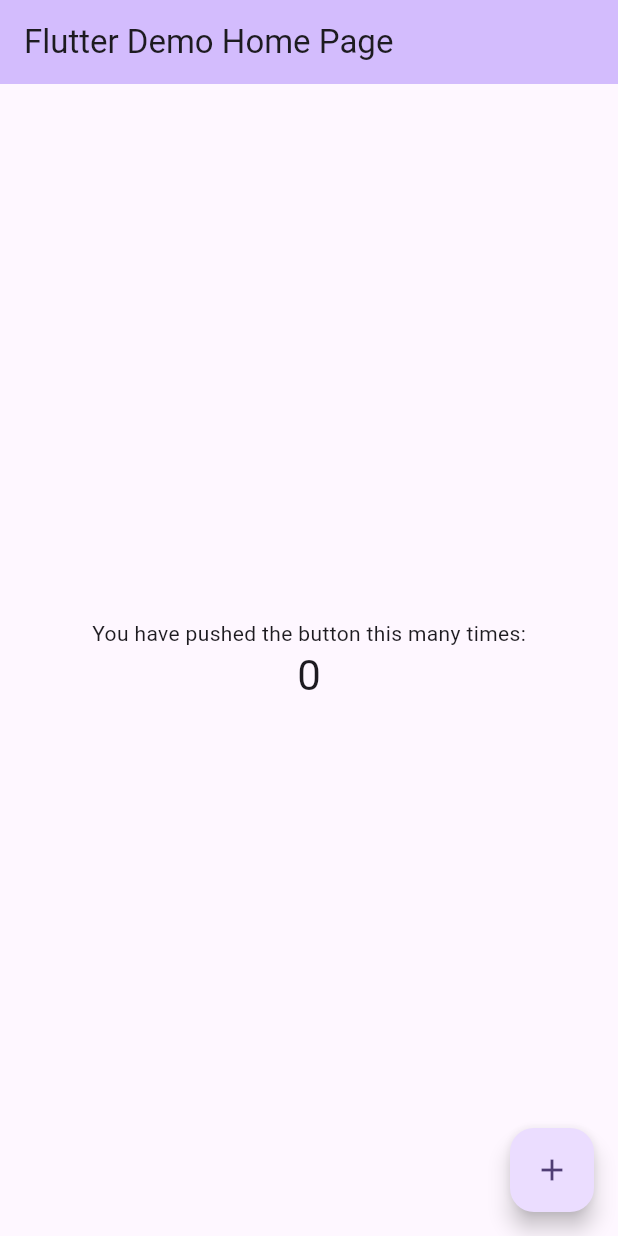
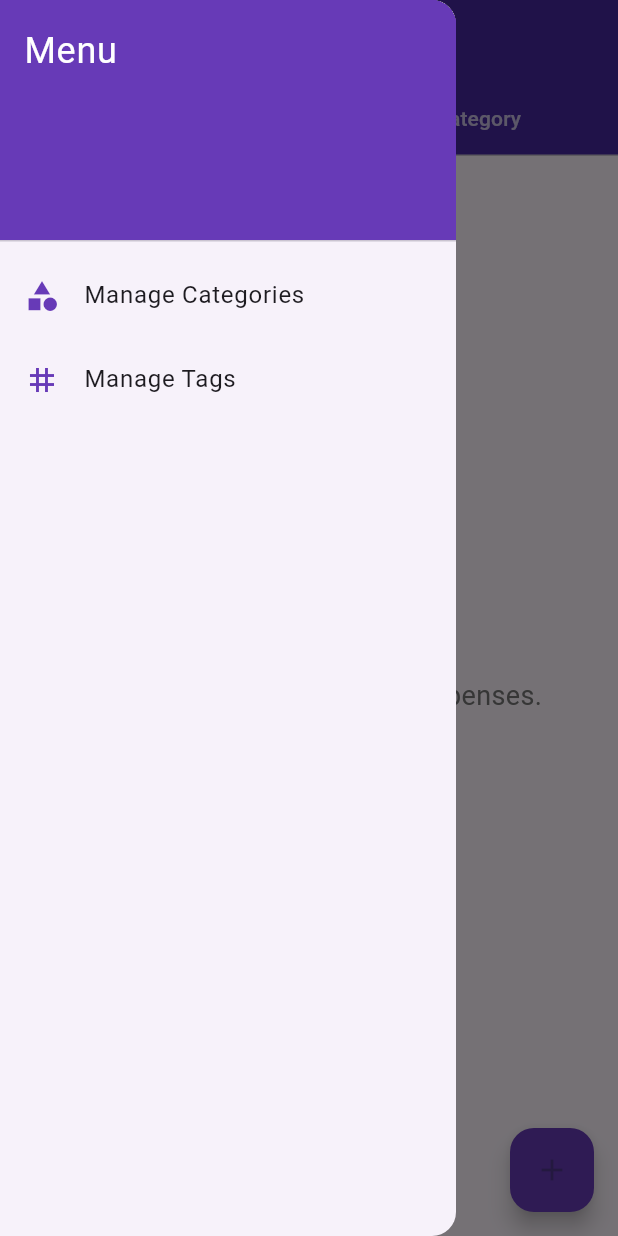
Before and after one commit to RSSerna/IBMExpenseManager, a Flutter app: the screen it shows after launch, with the side drawer open (before the commit the screen has no drawer), on a phone screen of 412 x 824 dp. Run offline on Flutter 3.47's test engine with Material 3 defaults, Android fonts, the phone set to English and light mode, and no system bars; our stand-ins replace localstorage.

Commit message:
Add Changes

```diff
--- a/lib/main.dart
+++ b/lib/main.dart
@@ -1,125 +1,42 @@
+import 'package:expense_manager/provider/expense_provider.dart';
+import 'package:expense_manager/screens/category_managment_screen.dart';
+import 'package:expense_manager/screens/home_screen.dart';
+import 'package:expense_manager/screens/tag_managment_screen.dart';
 import 'package:flutter/material.dart';
+import 'package:localstorage/localstorage.dart';
+import 'package:provider/provider.dart';
 
-void main() {
-  runApp(const MyApp());
+Future<void> main() async {
+  WidgetsFlutterBinding.ensureInitialized();
+  await initLocalStorage();
+
+  runApp(MyApp(localStorage: localStorage));
 }
 
 class MyApp extends StatelessWidget {
-  const MyApp({super.key});
+  final LocalStorage localStorage;
 
-  // This widget is the root of your application.
+  const MyApp({super.key, required this.localStorage});
+
   @override
   Widget build(BuildContext context) {
-    return MaterialApp(
-      title: 'Flutter Demo',
-      theme: ThemeData(
-        // This is the theme of your application.
-        //
-        // TRY THIS: Try running your application with "flutter run". You'll see
-        // the application has a purple toolbar. Then, without quitting the app,
-        // try changing the seedColor in the colorScheme below to Colors.green
-        // and then invoke "hot reload" (save your changes or press the "hot
-        // reload" button in a Flutter-supported IDE, or press "r" if you used
-        // the command line to start the app).
-        //
-        // Notice that the counter didn't reset back to zero; the application
-        // state is not lost during the reload. To reset the state, use hot
-        // restart instead.
-        //
-        // This works for code too, not just values: Most code changes can be
-        // tested with just a hot reload.
-        colorScheme: ColorScheme.fromSeed(seedColor: Colors.deepPurple),
-        useMaterial3: true,
+    return MultiProvider(
+      providers: [
+        ChangeNotifierProvider(create: (_) => ExpenseProvider(localStorage)),
+      ],
+      child: MaterialApp(
+        title: 'Expense Tracker',
+        debugShowCheckedModeBanner: false,
+        initialRoute: '/',
+        routes: {
+          '/': (context) => const HomeScreen(), // Main entry point, HomeScreen
+          '/manage_categories': (context) =>
+              const CategoryManagementScreen(), // Route for managing categories
+          '/manage_tags': (context) =>
+              const TagManagementScreen(), // Route for managing tags
+        },
+        // Removed 'home:' since 'initialRoute' is used to define the home route
       ),
-      home: const MyHomePage(title: 'Flutter Demo Home Page'),
     );
   }
 }
-
-class MyHomePage extends StatefulWidget {
-  const MyHomePage({super.key, required this.title});
-
-  // This widget is the home page of your application. It is stateful, meaning
-  // that it has a State object (defined below) that contains fields that affect
-  // how it looks.
-
-  // This class is the configuration for the state. It holds the values (in this
-  // case the title) provided by the parent (in this case the App widget) and
-  // used by the build method of the State. Fields in a Widget subclass are
-  // always marked "final".
-
-  final String title;
-
-  @override
-  State<MyHomePage> createState() => _MyHomePageState();
-}
-
-class _MyHomePageState extends State<MyHomePage> {
-  int _counter = 0;
-
-  void _incrementCounter() {
-    setState(() {
-      // This call to setState tells the Flutter framework that something has
-      // changed in this State, which causes it to rerun the build method below
-      // so that the display can reflect the updated values. If we changed
-      // _counter without calling setState(), then the build method would not be
-      // called again, and so nothing would appear to happen.
-      _counter++;
-    });
-  }
-
-  @override
-  Widget build(BuildContext context) {
-    // This method is rerun every time setState is called, for instance as done
-    // by the _incrementCounter method above.
-    //
-    // The Flutter framework has been optimized to make rerunning build methods
-    // fast, so that you can just rebuild anything that needs updating rather
-    // than having to individually change instances of widgets.
-    return Scaffold(
-      appBar: AppBar(
-        // TRY THIS: Try changing the color here to a specific color (to
-        // Colors.amber, perhaps?) and trigger a hot reload to see the AppBar
-        // change color while the other colors stay the same.
-        backgroundColor: Theme.of(context).colorScheme.inversePrimary,
-        // Here we take the value from the MyHomePage object that was created by
-        // the App.build method, and use it to set our appbar title.
-        title: Text(widget.title),
-      ),
-      body: Center(
-        // Center is a layout widget. It takes a single child and positions it
-        // in the middle of the parent.
-        child: Column(
-          // Column is also a layout widget. It takes a list of children and
-          // arranges them vertically. By default, it sizes itself to fit its
-          // children horizontally, and tries to be as tall as its parent.
-          //
-          // Column has various properties to control how it sizes itself and
-          // how it positions its children. Here we use mainAxisAlignment to
-          // center the children vertically; the main axis here is the vertical
-          // axis because Columns are vertical (the cross axis would be
-          // horizontal).
-          //
-          // TRY THIS: Invoke "debug painting" (choose the "Toggle Debug Paint"
-          // action in the IDE, or press "p" in the console), to see the
-          // wireframe for each widget.
-          mainAxisAlignment: MainAxisAlignment.center,
-          children: <Widget>[
-            const Text(
-              'You have pushed the button this many times:',
-            ),
-            Text(
-              '$_counter',
-              style: Theme.of(context).textTheme.headlineMedium,
-            ),
-          ],
-        ),
-      ),
-      floatingActionButton: FloatingActionButton(
-        onPressed: _incrementCounter,
-        tooltip: 'Increment',
-        child: const Icon(Icons.add),
-      ), // This trailing comma makes auto-formatting nicer for build methods.
-    );
-  }
-}
--- /dev/null
+++ b/lib/models/expense_category_model.dart
@@ -0,0 +1,11 @@
+class ExpenseCategory {
+  final String id;
+  final String name;
+  final bool isDefault; // To identify if it's a system default or user-added
+
+  ExpenseCategory({
+    required this.id,
+    required this.name,
+    this.isDefault = false,
+  });
+}
--- a/lib/provider/expense_provider.dart
+++ b/lib/provider/expense_provider.dart
@@ -1,12 +1,48 @@
+import 'dart:convert';
+
+import 'package:expense_manager/models/expense_category_model.dart';
 import 'package:expense_manager/models/expense_model.dart';
-import 'package:flutter/material.dart';
+import 'package:expense_manager/models/tag_model.dart';
+import 'package:flutter/foundation.dart';
 import 'package:localstorage/localstorage.dart';
 
 class ExpenseProvider with ChangeNotifier {
   final LocalStorage storage;
+  // List of expenses
   List<Expense> _expenses = [];
 
+  // List of categories
+  final List<ExpenseCategory> _categories = [
+    ExpenseCategory(id: '1', name: 'Food', isDefault: true),
+    ExpenseCategory(id: '2', name: 'Transport', isDefault: true),
+    ExpenseCategory(id: '3', name: 'Entertainment', isDefault: true),
+    ExpenseCategory(id: '4', name: 'Office', isDefault: true),
+    ExpenseCategory(id: '5', name: 'Gym', isDefault: true),
+  ];
+
+  // List of tags
+  final List<Tag> _tags = [
+    Tag(id: '1', name: 'Breakfast'),
+    Tag(id: '2', name: 'Lunch'),
+    Tag(id: '3', name: 'Dinner'),
+    Tag(id: '4', name: 'Treat'),
+    Tag(id: '5', name: 'Cafe'),
+    Tag(id: '6', name: 'Restaurant'),
+    Tag(id: '7', name: 'Train'),
+    Tag(id: '8', name: 'Vacation'),
+    Tag(id: '9', name: 'Birthday'),
+    Tag(id: '10', name: 'Diet'),
+    Tag(id: '11', name: 'MovieNight'),
+    Tag(id: '12', name: 'Tech'),
+    Tag(id: '13', name: 'CarStuff'),
+    Tag(id: '14', name: 'SelfCare'),
+    Tag(id: '15', name: 'Streaming'),
+  ];
+
+  // Getters
   List<Expense> get expenses => _expenses;
+  List<ExpenseCategory> get categories => _categories;
+  List<Tag> get tags => _tags;
 
   ExpenseProvider(this.storage) {
     _loadExpensesFromStorage();
@@ -23,31 +59,69 @@ class ExpenseProvider with ChangeNotifier {
     }
   }
 
-  void _saveExpensesToStorage() {
-    storage.setItem(
-        'expenses', _expenses.map((e) => e.toJson()).toList().toString());
-  }
-
+  // Add an expense
   void addExpense(Expense expense) {
     _expenses.add(expense);
     _saveExpensesToStorage();
     notifyListeners();
   }
 
+  void _saveExpensesToStorage() {
+    storage.setItem(
+        'expenses', jsonEncode(_expenses.map((e) => e.toJson()).toList()));
+  }
+
   void addOrUpdateExpense(Expense expense) {
     int index = _expenses.indexWhere((e) => e.id == expense.id);
     if (index != -1) {
+      // Update existing expense
       _expenses[index] = expense;
     } else {
+      // Add new expense
       _expenses.add(expense);
     }
-    _saveExpensesToStorage();
+    _saveExpensesToStorage(); // Save the updated list to local storage
+    notifyListeners();
+  }
+
+  // Delete an expense
+  void deleteExpense(String id) {
+    _expenses.removeWhere((expense) => expense.id == id);
+    _saveExpensesToStorage(); // Save the updated list to local storage
+    notifyListeners();
+  }
+
+  // Add a category
+  void addCategory(ExpenseCategory category) {
+    if (!_categories.any((cat) => cat.name == category.name)) {
+      _categories.add(category);
+      notifyListeners();
+    }
+  }
+
+  // Delete a category
+  void deleteCategory(String id) {
+    _categories.removeWhere((category) => category.id == id);
+    notifyListeners();
+  }
+
+  // Add a tag
+  void addTag(Tag tag) {
+    if (!_tags.any((t) => t.name == tag.name)) {
+      _tags.add(tag);
+      notifyListeners();
+    }
+  }
+
+  // Delete a tag
+  void deleteTag(String id) {
+    _tags.removeWhere((tag) => tag.id == id);
     notifyListeners();
   }
 
   void removeExpense(String id) {
     _expenses.removeWhere((expense) => expense.id == id);
-    _saveExpensesToStorage();
+    _saveExpensesToStorage(); // Save the updated list to local storage
     notifyListeners();
   }
 }
--- /dev/null
+++ b/lib/screens/home_screen.dart
@@ -0,0 +1,206 @@
+import 'package:collection/collection.dart';
+import 'package:expense_manager/models/expense_model.dart';
+import 'package:expense_manager/provider/expense_provider.dart';
+import 'package:expense_manager/screens/add_expense_screen.dart';
+import 'package:flutter/material.dart';
+import 'package:intl/intl.dart';
+import 'package:provider/provider.dart';
+
+class HomeScreen extends StatefulWidget {
+  const HomeScreen({super.key});
+
+  @override
+  HomeScreenState createState() => HomeScreenState();
+}
+
+class HomeScreenState extends State<HomeScreen>
+    with SingleTickerProviderStateMixin {
+  late TabController _tabController;
+
+  @override
+  void initState() {
+    super.initState();
+    _tabController = TabController(length: 2, vsync: this);
+  }
+
+  @override
+  void dispose() {
+    _tabController.dispose();
+    super.dispose();
+  }
+
+  @override
+  Widget build(BuildContext context) {
+    return Scaffold(
+      appBar: AppBar(
+        title: const Text("Expense Tracker"),
+        backgroundColor: Colors.deepPurple[800],
+        foregroundColor: Colors.white,
+        bottom: TabBar(
+          controller: _tabController,
+          indicatorColor: Colors.white,
+          labelColor: Colors.white,
+          unselectedLabelColor: Colors.white70,
+          tabs: const [
+            Tab(text: "By Date"),
+            Tab(text: "By Category"),
+          ],
+        ),
+      ),
+      drawer: Drawer(
+        child: ListView(
+          padding: EdgeInsets.zero,
+          children: <Widget>[
+            const DrawerHeader(
+              decoration: BoxDecoration(color: Colors.deepPurple),
+              child: Text('Menu',
+                  style: TextStyle(color: Colors.white, fontSize: 24)),
+            ),
+            ListTile(
+              leading: const Icon(Icons.category, color: Colors.deepPurple),
+              title: const Text('Manage Categories'),
+              onTap: () {
+                Navigator.pop(context); // This closes the drawer
+                Navigator.pushNamed(context, '/manage_categories');
+              },
+            ),
+            ListTile(
+              leading: const Icon(Icons.tag, color: Colors.deepPurple),
+              title: const Text('Manage Tags'),
+              onTap: () {
+                Navigator.pop(context); // This closes the drawer
+                Navigator.pushNamed(context, '/manage_tags');
+              },
+            ),
+          ],
+        ),
+      ),
+      body: TabBarView(
+        controller: _tabController,
+        children: [
+          buildExpensesByDate(context),
+          buildExpensesByCategory(context),
+        ],
+      ),
+      floatingActionButton: FloatingActionButton(
+        backgroundColor: Colors.deepPurple,
+        onPressed: () => Navigator.push(context,
+            MaterialPageRoute(builder: (context) => const AddExpenseScreen())),
+        tooltip: 'Add Expense',
+        child: const Icon(Icons.add),
+      ),
+    );
+  }
+
+  Widget buildExpensesByDate(BuildContext context) {
+    return Consumer<ExpenseProvider>(
+      builder: (context, provider, child) {
+        if (provider.expenses.isEmpty) {
+          return Center(
+            child: Text("Click the + button to record expenses.",
+                style: TextStyle(color: Colors.grey[600], fontSize: 18)),
+          );
+        }
+        return ListView.builder(
+          itemCount: provider.expenses.length,
+          itemBuilder: (context, index) {
+            final expense = provider.expenses[index];
+            String formattedDate =
+                DateFormat('MMM dd, yyyy').format(expense.date);
+            return Dismissible(
+              key: Key(expense.id),
+              direction: DismissDirection.endToStart,
+              onDismissed: (direction) {
+                provider.removeExpense(expense.id);
+              },
+              background: Container(
+                color: Colors.red,
+                padding: const EdgeInsets.symmetric(horizontal: 20),
+                alignment: Alignment.centerRight,
+                child: const Icon(Icons.delete, color: Colors.white),
+              ),
+              child: Card(
+                color: Colors.purple[50],
+                margin:
+                    const EdgeInsets.symmetric(horizontal: 10, vertical: 12),
+                child: ListTile(
+                  title: Text(
+                      "${expense.payee} - \$${expense.amount.toStringAsFixed(2)}"),
+                  subtitle: Text(
+                      "$formattedDate - Category: ${getCategoryNameById(context, expense.categoryId)}"),
+                  isThreeLine: true,
+                ),
+              ),
+            );
+          },
+        );
+      },
+    );
+  }
+
+  Widget buildExpensesByCategory(BuildContext context) {
+    return Consumer<ExpenseProvider>(
+      builder: (context, provider, child) {
+        if (provider.expenses.isEmpty) {
+          return Center(
+            child: Text("Click the + button to record expenses.",
+                style: TextStyle(color: Colors.grey[600], fontSize: 18)),
+          );
+        }
+
+        // Grouping expenses by category
+        var grouped = groupBy(provider.expenses, (Expense e) => e.categoryId);
+        return ListView(
+          children: grouped.entries.map((entry) {
+            String categoryName = getCategoryNameById(
+                context, entry.key); // Ensure you implement this function
+            double total = entry.value.fold(
+                0.0, (double prev, Expense element) => prev + element.amount);
+            return Column(
+              crossAxisAlignment: CrossAxisAlignment.start,
+              children: <Widget>[
+                Padding(
+                  padding: const EdgeInsets.all(8.0),
+                  child: Text(
+                    "$categoryName - Total: \$${total.toStringAsFixed(2)}",
+                    style: const TextStyle(
+                      fontSize: 18,
+                      fontWeight: FontWeight.bold,
+                      color: Colors.deepPurple,
+                    ),
+                  ),
+                ),
+                ListView.builder(
+                  physics:
+                      const NeverScrollableScrollPhysics(), // to disable scrolling within the inner list view
+                  shrinkWrap:
+                      true, // necessary to integrate a ListView within another ListView
+                  itemCount: entry.value.length,
+                  itemBuilder: (context, index) {
+                    Expense expense = entry.value[index];
+                    return ListTile(
+                      leading: const Icon(Icons.monetization_on,
+                          color: Colors.deepPurple),
+                      title: Text(
+                          "${expense.payee} - \$${expense.amount.toStringAsFixed(2)}"),
+                      subtitle:
+                          Text(DateFormat('MMM dd, yyyy').format(expense.date)),
+                    );
+                  },
+                ),
+              ],
+            );
+          }).toList(),
+        );
+      },
+    );
+  }
+
+  // home_screen.dart
+  String getCategoryNameById(BuildContext context, String categoryId) {
+    var category = Provider.of<ExpenseProvider>(context, listen: false)
+        .categories
+        .firstWhere((cat) => cat.id == categoryId);
+    return category.name;
+  }
+}
```
Also changed, not shown: lib/screens/add_expense_screen.dart (added, +92 -0 lines), lib/screens/category_managment_screen.dart (added, +80 -0 lines), lib/screens/tag_managment_screen.dart (added, +57 -0 lines), lib/widgets/add_tag_dialog_widget.dart (+29 -20 lines), 1 other file.
